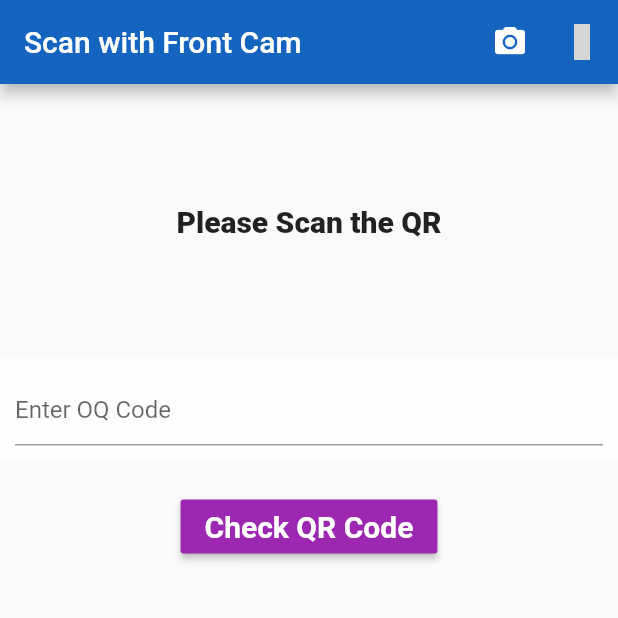
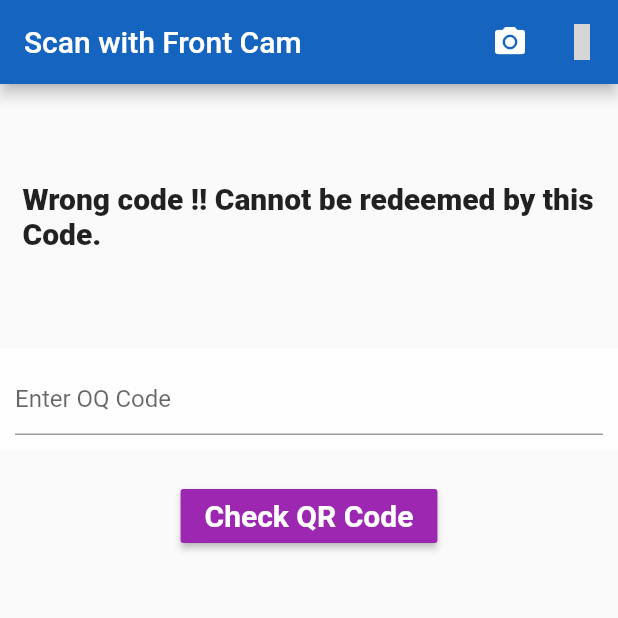
Before and after one commit to MadhavShah/PhonePeOfflineTransaction-demo, a Flutter app: the ScanPage screen opened directly, after a tap on "Check QR Code", on a phone screen of 412 x 824 dp, the top half of it. Run offline on Flutter 3.47's test engine with Material 2 defaults, Android fonts, the phone set to English and light mode, and no system bars; our stand-ins replace flutter_vector_icons, fluttertoast, qr_flutter, shared_preferences; missing offline and left inert: barcode_scan; accounts and stored records are empty; grey boxes are pictures that could not be loaded.

Commit message:
last commit 3

```diff
--- a/lib/Offline/ReceiveMoney.dart
+++ b/lib/Offline/ReceiveMoney.dart
@@ -27,6 +27,7 @@ class _ScanPageState extends State<ScanPage> {
   @override
   Widget build(BuildContext context) {
     return Scaffold(
+      resizeToAvoidBottomInset: true,
         appBar: AppBar(
           title: Text("Scan with " + (backCamera ? "Front Cam" : "Back Cam")),
           actions: <Widget>[
@@ -52,15 +53,18 @@ class _ScanPageState extends State<ScanPage> {
         body: Center(
           child: Column(
             children: [
-              SizedBox(height: 80,),
-              Text(
-                (qrCodeResult == null) || (qrCodeResult == "")
-                    ? "Please Scan the QR"
-                    : startReceiving(qrCodeResult) == true ?  "Sucess!! Money credited"
-                    : "Wrong code !! Cannot be redeemed by this number.",
-                style: TextStyle(fontSize: 20.0, fontWeight: FontWeight.w900),
+              SizedBox(height: 50,),
+              Padding(
+                padding: const EdgeInsets.all(15.0),
+                child: Text(
+                  (qrCodeResult == null) || (qrCodeResult == "")
+                      ? "Please Scan the QR"
+                      : startReceiving(qrCodeResult) == true ?  "Sucess!! Money credited"
+                      : "Wrong code !! Cannot be redeemed by this Code.",
+                  style: TextStyle(fontSize: 20.0, fontWeight: FontWeight.w900),
+                ),
               ),
-              SizedBox(height: 80,),
+              SizedBox(height: 50,),
               Container(
                 padding: EdgeInsets.all(10),
                 color: Colors.white70,
@@ -73,7 +77,15 @@ class _ScanPageState extends State<ScanPage> {
               MaterialButton(
                 color: Colors.purple,
                 onPressed: () {
-
+                  if(startReceiving(qrCode.text) == true) {
+                    setState(() {
+                      qrCodeResult = "Sucess!! Money credited";
+                    });
+                  }else{
+                    setState(() {
+                      qrCodeResult = "Wrong code !! Cannot be redeemed by this Code";
+                    });
+                  }
                 },
                 child: Text("Check QR Code",
                   style: TextStyle(fontSize: 20, fontWeight: FontWeight.bold, color: Colors.white),
```
